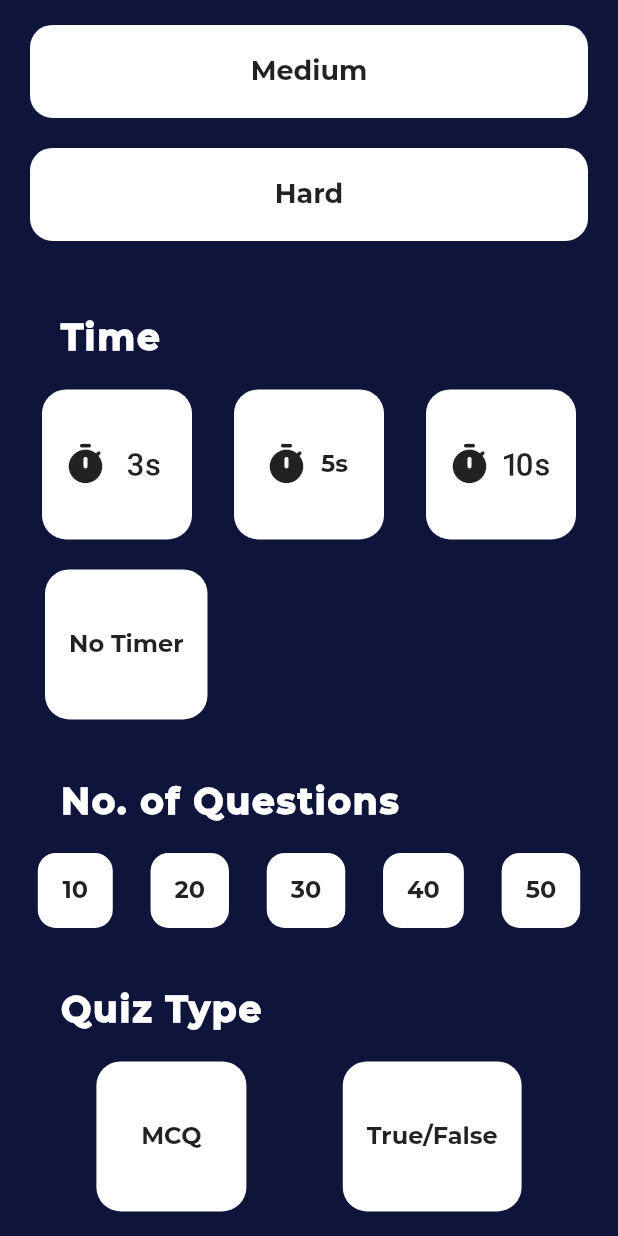
After one commit to tanush05092008/Quizet, a Flutter app: the QuizSelected screen opened by its route, scrolled down 576 dp, after a tap on "Medium", on a phone screen of 412 x 824 dp. The commit adds this screen. Run offline on Flutter 3.47's test engine with Material 2 defaults, Android fonts, the phone set to English and light mode, and no system bars; our stand-ins replace bubble_bottom_bar, cloud_firestore, firebase_analytics, firebase_auth, firebase_core, firebase_storage and 3 more; accounts and stored records are empty; network calls fail; project files that could hold a hidden picture were left out.

Commit message:
Added Selected Quiz

```diff
--- a/lib/homeScreen.dart
+++ b/lib/homeScreen.dart
@@ -191,7 +191,8 @@ class _HomeScreenState extends State<HomeScreen> {
                   crossAxisCount: 2,
                   children: snapshot.data.docs.map((documents) {
                     return GestureDetector(
-                      onTap: () {},
+                      onTap: (){
+                        Navigator.pushNamed(context, 'selectedQuiz');                     },
                       child: Padding(
                         padding: const EdgeInsets.all(10.0),
                         child: Card(
--- a/lib/main.dart
+++ b/lib/main.dart
@@ -1,5 +1,6 @@
 import 'package:firebase_analytics/observer.dart';
-import 'package:quizet/add_quiz_data.dart';
+import 'package:quizet/quiz_selected.dart';
+import 'file:///E:/Project%20Repositories/FlutterProjects/quizet/lib/quizMaker/add_quiz_data.dart';
 import 'screens/profile_screen.dart';
 import 'package:firebase_auth/firebase_auth.dart';
 import 'package:flutter/material.dart';
@@ -47,6 +48,7 @@ class Quizet extends StatelessWidget {
         'forgot': (BuildContext context) => ForgotScreen(),
         'profile': (BuildContext context) => ProfileScreen(),
         'addQuizData': (BuildContext context) => AddQuizData(),
+        'selectedQuiz' : (BuildContext context) => QuizSelected(),
 
       },
       home:
--- a/lib/add_quiz_data.dart
+++ b/lib/quizMaker/add_quiz_data.dart
@@ -4,9 +4,9 @@ import 'package:firebase_auth/firebase_auth.dart';
 import 'package:google_fonts/google_fonts.dart';
 import 'package:image_picker/image_picker.dart';
 import 'package:quizet/methods/bottomSheet.dart';
-import 'methods/updateData.dart';
-import 'components/buildTextField.dart';
-import 'components/showDialog.dart';
+import '../methods/updateData.dart';
+import '../components/buildTextField.dart';
+import '../components/showDialog.dart';
 
 class AddQuizData extends StatefulWidget {
   @override
--- /dev/null
+++ b/lib/quiz_selected.dart
@@ -0,0 +1,402 @@
+import 'package:flutter/cupertino.dart';
+import 'package:flutter/material.dart';
+import 'package:flutter/services.dart';
+import 'package:google_fonts/google_fonts.dart';
+
+class QuizSelected extends StatefulWidget {
+  @override
+  _QuizSelectedState createState() => _QuizSelectedState();
+}
+
+class _QuizSelectedState extends State<QuizSelected> {
+
+
+  @override
+  Widget build(BuildContext context) {
+    return Scaffold(
+      backgroundColor: Color(0xff0F143A),
+      body: SingleChildScrollView(
+        child: Column(
+          children: [
+            Container(
+              decoration: BoxDecoration(
+                color: Color(0xff3888EB),
+                borderRadius: BorderRadius.only(
+                  bottomRight: Radius.circular(20),
+                  bottomLeft: Radius.circular(20),
+                ),
+              ),
+              width: double.infinity,
+              height: MediaQuery.of(context).size.height / 2.5,
+            ),
+            Column(
+              children: [
+                Container(
+                  alignment: Alignment.topLeft,
+                  margin: EdgeInsets.only(left: 40, top: 40),
+                  child: Text(
+                    'Difficulty',
+                    style: GoogleFonts.montserrat(
+                      color: Colors.white,
+                      letterSpacing: 1.2,
+                      fontSize: 24,
+                      fontWeight: FontWeight.w900,
+                    ),
+                  ),
+                ),
+                SizedBox(
+                  height: 20,
+                ),
+                Container(
+                  width: double.infinity,
+                  padding: EdgeInsets.symmetric(
+                    horizontal: 20,
+                    vertical: 10,
+                  ),
+                  child: FlatButton(
+                    onPressed: () {
+
+                    },
+                    child: Text(
+                      'Any',
+                      style: GoogleFonts.montserrat(
+                        fontWeight: FontWeight.bold,
+                        fontSize: 18,
+                      ),
+                    ),
+                    color: !isCardGreen?Colors.white:Colors.green,
+                    padding: EdgeInsets.all(20),
+                    shape: RoundedRectangleBorder(
+                      borderRadius: BorderRadius.circular(15),
+                    ),
+                  ),
+                ),
+                Container(
+                  width: double.infinity,
+                  padding: EdgeInsets.symmetric(
+                    horizontal: 20,
+                    vertical: 10,
+                  ),
+                  child: FlatButton(
+                    onPressed: () {
+                    },
+                    child: Text(
+                      'Easy',
+                      style: GoogleFonts.montserrat(
+                        fontWeight: FontWeight.bold,
+                        fontSize: 18,
+                      ),
+                    ),
+                    color: Colors.white,
+                    padding: EdgeInsets.all(20),
+                    shape: RoundedRectangleBorder(
+                      borderRadius: BorderRadius.circular(15),
+                    ),
+                  ),
+                ),
+                Container(
+                  width: double.infinity,
+                  padding: EdgeInsets.symmetric(
+                    horizontal: 20,
+                    vertical: 10,
+                  ),
+                  child: FlatButton(
+                    onPressed: () {},
+                    child: Text(
+                      'Medium',
+                      style: GoogleFonts.montserrat(
+                        fontWeight: FontWeight.bold,
+                        fontSize: 18,
+                      ),
+                    ),
+                    color: Colors.white,
+                    padding: EdgeInsets.all(20),
+                    shape: RoundedRectangleBorder(
+                      borderRadius: BorderRadius.circular(15),
+                    ),
+                  ),
+                ),
+                Container(
+                  width: double.infinity,
+                  padding: EdgeInsets.symmetric(
+                    horizontal: 20,
+                    vertical: 10,
+                  ),
+                  child: FlatButton(
+                    onPressed: () {},
+                    child: Text(
+                      'Hard',
+                      style: GoogleFonts.montserrat(
+                        fontWeight: FontWeight.bold,
+                        fontSize: 18,
+                      ),
+                    ),
+                    color: Colors.white,
+                    padding: EdgeInsets.all(20),
+                    shape: RoundedRectangleBorder(
+                      borderRadius: BorderRadius.circular(15),
+                    ),
+                  ),
+                ),
+              ],
+            ),
+            Container(
+              alignment: Alignment.topLeft,
+              margin: EdgeInsets.only(left: 40, top: 40),
+              child: Text(
+                'Time',
+                style: GoogleFonts.montserrat(
+                  color: Colors.white,
+                  letterSpacing: 1.2,
+                  fontSize: 24,
+                  fontWeight: FontWeight.w900,
+                ),
+              ),
+            ),
+            SizedBox(
+              height: 20,
+            ),
+            Row(
+              mainAxisAlignment: MainAxisAlignment.spaceEvenly,
+              children: [
+                Container(
+                  alignment: Alignment.topLeft,
+                  child: FlatButton.icon(
+                    shape: RoundedRectangleBorder(
+                      borderRadius: BorderRadius.circular(16),
+                    ),
+                    height: 100,
+                    minWidth: 100,
+                    color: Colors.white,
+                    icon: Icon(Icons.timer_rounded, size: 30),
+                    label: Icon(
+                      Icons.timer_3_rounded,
+                      size: 30,
+                    ),
+                    onPressed: () {},
+                  ),
+                ),
+                Container(
+                  alignment: Alignment.topLeft,
+                  child: FlatButton.icon(
+                    shape: RoundedRectangleBorder(
+                      borderRadius: BorderRadius.circular(16),
+                    ),
+                    height: 100,
+                    minWidth: 100,
+                    color: Colors.white,
+                    icon: Icon(Icons.timer_rounded, size: 30),
+                    label: Text(
+                      '5s',
+                      style: GoogleFonts.montserrat(
+                          fontWeight: FontWeight.w600, fontSize: 16),
+                    ),
+                    onPressed: () {},
+                  ),
+                ),
+                Container(
+                  alignment: Alignment.topLeft,
+                  child: FlatButton.icon(
+                    shape: RoundedRectangleBorder(
+                      borderRadius: BorderRadius.circular(16),
+                    ),
+                    height: 100,
+                    minWidth: 100,
+                    color: Colors.white,
+                    icon: Icon(Icons.timer_rounded, size: 30),
+                    label: Icon(
+                      Icons.timer_10_rounded,
+                      size: 30,
+                    ),
+                    onPressed: () {},
+                  ),
+                ),
+              ],
+            ),
+            Container(
+              margin: EdgeInsets.only(top: 20, left: 30),
+              alignment: Alignment.topLeft,
+              child: FlatButton(
+                shape: RoundedRectangleBorder(
+                  borderRadius: BorderRadius.circular(16),
+                ),
+                height: 100,
+                minWidth: 100,
+                color: Colors.white,
+                child: Text(
+                  'No Timer',
+                  style: GoogleFonts.montserrat(
+                      fontWeight: FontWeight.w600, fontSize: 16),
+                ),
+                onPressed: () {},
+              ),
+            ),
+            Container(
+              alignment: Alignment.topLeft,
+              margin: EdgeInsets.only(left: 40, top: 40),
+              child: Text(
+                'No. of Questions',
+                style: GoogleFonts.montserrat(
+                  color: Colors.white,
+                  letterSpacing: 1.2,
+                  fontSize: 24,
+                  fontWeight: FontWeight.w900,
+                ),
+              ),
+            ),
+            Row(
+              mainAxisAlignment: MainAxisAlignment.spaceEvenly,
+              children: [
+                Container(
+                  margin: EdgeInsets.only(top: 20, ),
+                  alignment: Alignment.topLeft,
+                  child: FlatButton(
+                    shape: RoundedRectangleBorder(
+                      borderRadius: BorderRadius.circular(12),
+                    ),
+                    height: 50,
+                    minWidth: 50,
+                    color: Colors.white,
+                    child: Text(
+                      '10',
+                      style: GoogleFonts.montserrat(
+                          fontWeight: FontWeight.w600, fontSize: 16),
+                    ),
+                    onPressed: () {},
+                  ),
+                ),
+                Container(
+                  margin: EdgeInsets.only(top: 20, ),
+                  alignment: Alignment.topLeft,
+                  child: FlatButton(
+                    shape: RoundedRectangleBorder(
+                      borderRadius: BorderRadius.circular(12),
+                    ),
+                    height: 50,
+                    minWidth: 50,
+                    color: Colors.white,
+                    child: Text(
+                      '20',
+                      style: GoogleFonts.montserrat(
+                          fontWeight: FontWeight.w600, fontSize: 16),
+                    ),
+                    onPressed: () {},
+                  ),
+                ),
+                Container(
+                  margin: EdgeInsets.only(top: 20, ),
+                  alignment: Alignment.topLeft,
+                  child: FlatButton(
+                    shape: RoundedRectangleBorder(
+                      borderRadius: BorderRadius.circular(12),
+                    ),
+                    height: 50,
+                    minWidth: 50,
+                    color: Colors.white,
+                    child: Text(
+                      '30',
+                      style: GoogleFonts.montserrat(
+                          fontWeight: FontWeight.w600, fontSize: 16),
+                    ),
+                    onPressed: () {},
+                  ),
+                ),
+                Container(
+                  margin: EdgeInsets.only(top: 20, ),
+                  alignment: Alignment.topLeft,
+                  child: FlatButton(
+                    shape: RoundedRectangleBorder(
+                      borderRadius: BorderRadius.circular(12),
+                    ),
+                    height: 50,
+                    minWidth: 50,
+                    color: Colors.white,
+                    child: Text(
+                      '40',
+                      style: GoogleFonts.montserrat(
+                          fontWeight: FontWeight.w600, fontSize: 16),
+                    ),
+                    onPressed: () {},
+                  ),
+                ),
+                Container(
+                  margin: EdgeInsets.only(top: 20),
+                  alignment: Alignment.topLeft,
+                  child: FlatButton(
+                    shape: RoundedRectangleBorder(
+                      borderRadius: BorderRadius.circular(12),
+                    ),
+                    height: 50,
+                    minWidth: 50,
+                    color: Colors.white,
+                    child: Text(
+                      '50',
+                      style: GoogleFonts.montserrat(
+                          fontWeight: FontWeight.w600, fontSize: 16),
+                    ),
+                    onPressed: () {},
+                  ),
+                ),
+              ],
+            ),
+            Container(
+              alignment: Alignment.topLeft,
+              margin: EdgeInsets.only(left: 40, top: 40),
+              child: Text(
+                'Quiz Type',
+                style: GoogleFonts.montserrat(
+                  color: Colors.white,
+                  letterSpacing: 1.2,
+                  fontSize: 24,
+                  fontWeight: FontWeight.w900,
+                ),
+              ),
+            ),
+            Row(
+              mainAxisAlignment: MainAxisAlignment.spaceEvenly,
+              children: [
+                Container(
+                  margin: EdgeInsets.only(top: 20,),
+                  alignment: Alignment.topLeft,
+                  child: FlatButton(
+                    shape: RoundedRectangleBorder(
+                      borderRadius: BorderRadius.circular(16),
+                    ),
+                    height: 100,
+                    minWidth: 100,
+                    color: Colors.white,
+                    child: Text(
+                      'MCQ',
+                      style: GoogleFonts.montserrat(
+                          fontWeight: FontWeight.w600, fontSize: 16),
+                    ),
+                    onPressed: () {},
+                  ),
+                ),
+                Container(
+                  margin: EdgeInsets.only(top: 20,),
+                  alignment: Alignment.topLeft,
+                  child: FlatButton(
+                    shape: RoundedRectangleBorder(
+                      borderRadius: BorderRadius.circular(16),
+                    ),
+                    height: 100,
+                    minWidth: 100,
+                    color: Colors.white,
+                    child: Text(
+                      'True/False',
+                      style: GoogleFonts.montserrat(
+                          fontWeight: FontWeight.w600, fontSize: 16),
+                    ),
+                    onPressed: () {},
+                  ),
+                ),
+              ],
+            ),
+            SizedBox(height: 70,),
+          ],
+        ),
+      ),
+    );
+  }
+}
--- a/lib/screens/bubbleBottomBar.dart
+++ b/lib/screens/bubbleBottomBar.dart
@@ -5,7 +5,7 @@ import 'package:firebase_analytics/firebase_analytics.dart';
 import 'package:firebase_analytics/observer.dart';
 import 'package:quizet/screens/profile_screen.dart';
 import '../homeScreen.dart';
-import '../quizMaker.dart';
+import '../quizMaker/quizMaker.dart';
 
 class HomePage extends StatefulWidget {
   final FirebaseAnalytics analytics;
```
Also changed, not shown: lib/quizMaker/quizMaker.dart (renamed from lib/quizMaker.dart).
